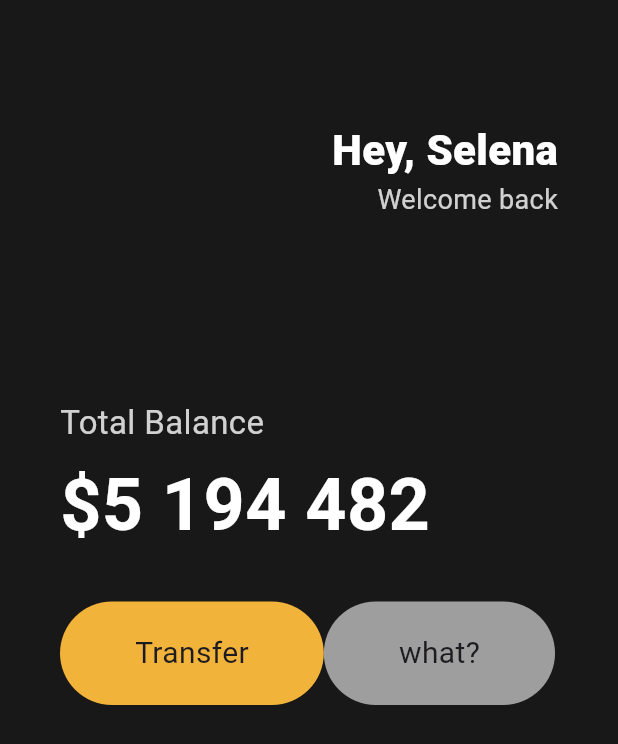
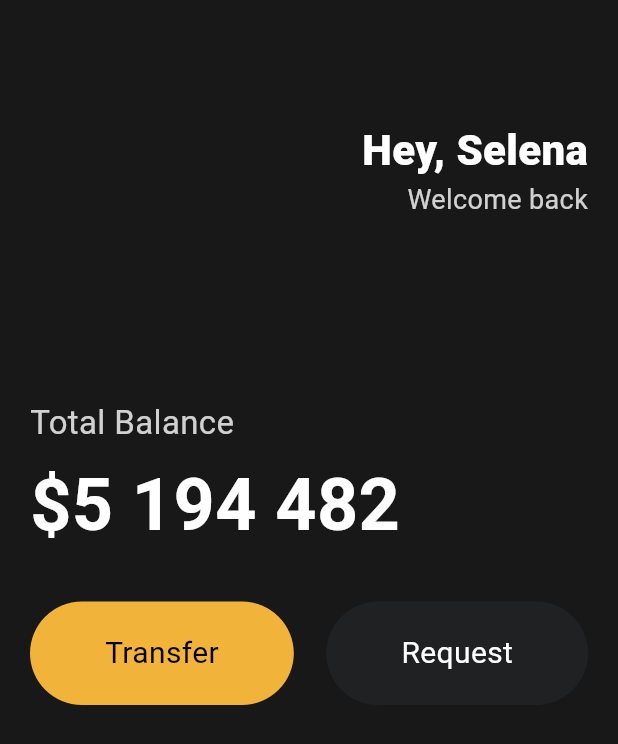
Before and after one commit to kuuneeee/flutter_prac, a Flutter app: the screen it shows after launch, on a phone screen of 412 x 824 dp. Shown: the top 744 px of the screen. Run offline on Flutter 3.47's test engine with Material 3 defaults, Android fonts, the phone set to English and light mode, and no system bars.

Commit message:
UI challenge-v2 Reusable Widgets

```diff
--- a/flutoon/fluttoon/lib/main.dart
+++ b/flutoon/fluttoon/lib/main.dart
@@ -5,6 +5,7 @@ import 'package:flutter/material.dart';
 import 'package:flutter/painting.dart';
 import 'package:flutter/rendering.dart';
 import 'package:flutter/widgets.dart';
+import 'package:fluttoon/widgets/button.dart';
 
 void main() {
   runApp(const App());
@@ -30,7 +31,9 @@ class App extends StatelessWidget {
         // 배경색 -> 0xFF 쓰고 컬러코드 or Color.fromARGB(Bright, R,G,B), Color.fromRGBO(R,G,B,Opacity)
         body: Padding(
           // 화면 테두리 부분에 padding
-          padding: const EdgeInsets.symmetric(horizontal: 40),
+          padding: const EdgeInsets.symmetric(
+            horizontal: 20,
+          ),
           // all은 상하좌우 모두에 패딩을 주는 거 / only는 상하좌우 선택한데만 패딩 주는거 / symmetric은 상하 또는 좌우에 동시에 패딩 주는거
           child: Column(
             crossAxisAlignment: CrossAxisAlignment.start,
@@ -92,45 +95,17 @@ class App extends StatelessWidget {
               const SizedBox(
                 height: 30,
               ),
-              Row(
+              const Row(
+                mainAxisAlignment: MainAxisAlignment.spaceBetween,
                 children: [
-                  Container(
-                    // HTML의 div 같은 거 -> child를 가지고 있는 단순한 box
-                    decoration: BoxDecoration(
-                      color: const Color(0xFFF2B33A),
-                      borderRadius: BorderRadius.circular(45),
-                    ),
-                    child: const Padding(
-                      padding: EdgeInsets.symmetric(
-                        vertical: 20,
-                        horizontal: 50,
-                      ),
-                      child: Text(
-                        "Transfer",
-                        style: TextStyle(
-                          // color: Colors.white,
-                          fontSize: 20,
-                        ),
-                      ),
-                    ),
-                  ),
-                  Container(
-                    decoration: BoxDecoration(
-                      color: Colors.grey,
-                      borderRadius: BorderRadius.circular(45),
-                    ),
-                    child: const Padding(
-                      padding: EdgeInsets.symmetric(
-                        vertical: 20,
-                        horizontal: 50,
-                      ),
-                      child: Text(
-                        'what?',
-                        style: TextStyle(
-                          fontSize: 20,
-                        ),
-                      ),
-                    ),
+                  Button(
+                      text: "Transfer",
+                      bgColor: Color(0xFFF2B33A),
+                      textColor: Colors.black),
+                  Button(
+                    text: "Request",
+                    bgColor: Color(0xFF1F2123),
+                    textColor: Colors.white,
                   ),
                 ],
               )
--- /dev/null
+++ b/flutoon/fluttoon/lib/widgets/button.dart
@@ -0,0 +1,42 @@
+import 'package:flutter/material.dart'; // 어떤 스타일인지에 따라 달라질수 있음
+
+class Button extends StatelessWidget {
+  // 재사용할 수 있는 Widget
+  // code action 사용해서 만들 수도 있음
+  final String text;
+  final Color bgColor;
+  final Color textColor;
+
+  const Button({
+    super.key,
+    required this.text,
+    required this.bgColor,
+    required this.textColor,
+  });
+
+  @override
+  Widget build(BuildContext context) {
+    return Container(
+      decoration: BoxDecoration(
+        color: bgColor,
+        borderRadius: BorderRadius.circular(45),
+      ),
+      child: Padding(
+        // 원래는 여기에 const가 있었음 -> const는 미리 알고 있는 상수였을때 사용
+        // -> Padding의 child에 입력받는 text, textColor가 미리 설정된 상수가 아니기 때문에 const를 삭제
+        padding: const EdgeInsets.symmetric(
+          // 대신 여기는 상수니깐 여기만 const로 변경
+          vertical: 20,
+          horizontal: 50,
+        ),
+        child: Text(
+          text,
+          style: TextStyle(
+            color: textColor,
+            fontSize: 20,
+          ),
+        ),
+      ),
+    );
+  }
+}
```
